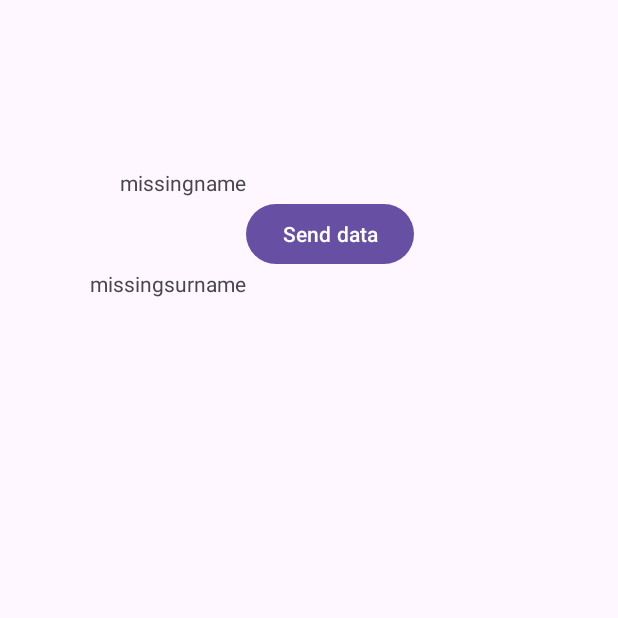
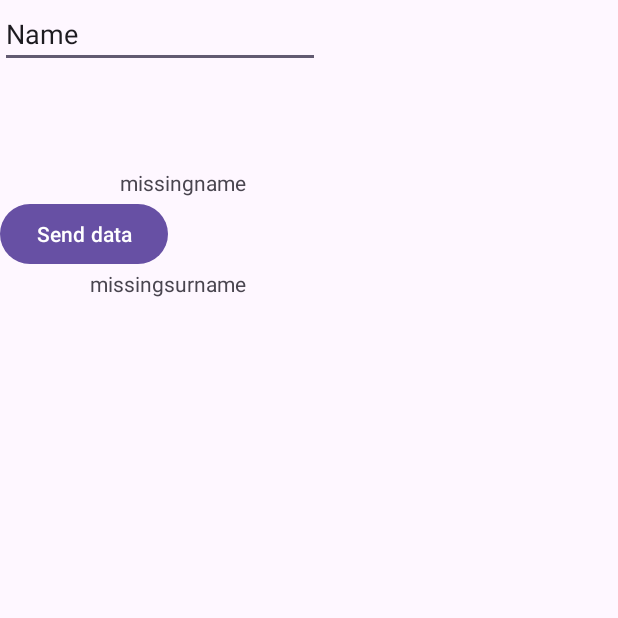
Before and after one commit to HexeRes/ZADANIYE4, an Android app: the ActivityEdit screen opened directly, with no data from a screen before it, on a phone screen of 412 x 824 dp, the top half of it. Run offline under Robolectric (Android 15) with nearby library versions, the phone set to English and light mode, and no system bars.

Commit message:
Update 1.1

```diff
--- a/app/src/main/res/layout/activity_second.xml
+++ b/app/src/main/res/layout/activity_second.xml
@@ -31,21 +31,19 @@
         android:id="@+id/button2"
         android:layout_width="wrap_content"
         android:layout_height="wrap_content"
-        android:layout_marginStart="128dp"
         android:layout_marginTop="132dp"
         android:text="@string/send_data"
-        app:layout_constraintStart_toEndOf="@+id/textView3"
-        app:layout_constraintTop_toTopOf="parent" />
+        app:layout_constraintTop_toTopOf="parent"
+        tools:layout_editor_absoluteX="164dp" />
 
-    <TextView
-        android:id="@+id/textView3"
-        android:layout_width="20dp"
+    <EditText
+        android:id="@+id/e8"
+        android:layout_width="wrap_content"
         android:layout_height="wrap_content"
-        android:layout_marginStart="16dp"
-        android:layout_marginTop="74dp"
-        android:autoText="false"
-        android:editable="true"
-        android:focusableInTouchMode="true"
-        app:layout_constraintStart_toStartOf="parent"
-        app:layout_constraintTop_toBottomOf="@+id/textView2" />
+        android:ems="10"
+        android:inputType="text"
+        android:text="Name"
+        tools:layout_editor_absoluteX="44dp"
+        tools:layout_editor_absoluteY="260dp" />
+
 </androidx.constraintlayout.widget.ConstraintLayout>
--- a/app/src/main/res/values/strings.xml
+++ b/app/src/main/res/values/strings.xml
@@ -1,10 +1,10 @@
 <resources>
-    <string name="app_name">MireaApp_4</string>
+    <string name="app_name">ZADANIE4</string>
     <string name="send">send</string>
-    <string name="edit_text_name">Name here!</string>
-    <string name="edit_text_surname">Surname here!</string>
+    <string name="edit_text_name">name here!</string>
+    <string name="edit_text_surname">surname here!</string>
     <string name="send_data">Send data</string>
     <string name="day">Day here!</string>
     <string name="time">Time here!</string>
-    <string name="commentary">Comments here!</string>
+    <string name="commentary">Comm!</string>
 </resources>
```
